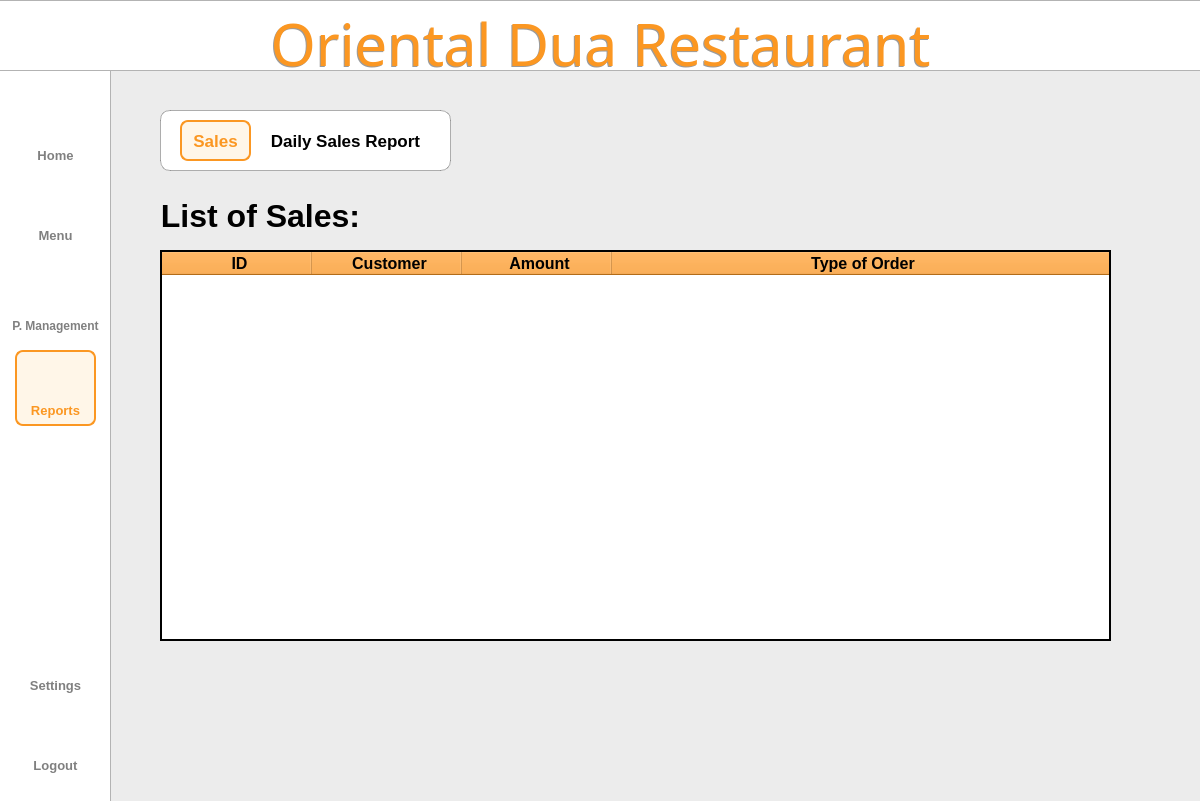
This is Project SE/ui/reportscreen.ui in Patatims/CCSFEN2_Project as Qt 5 draws it before an edit. The edited form follows.
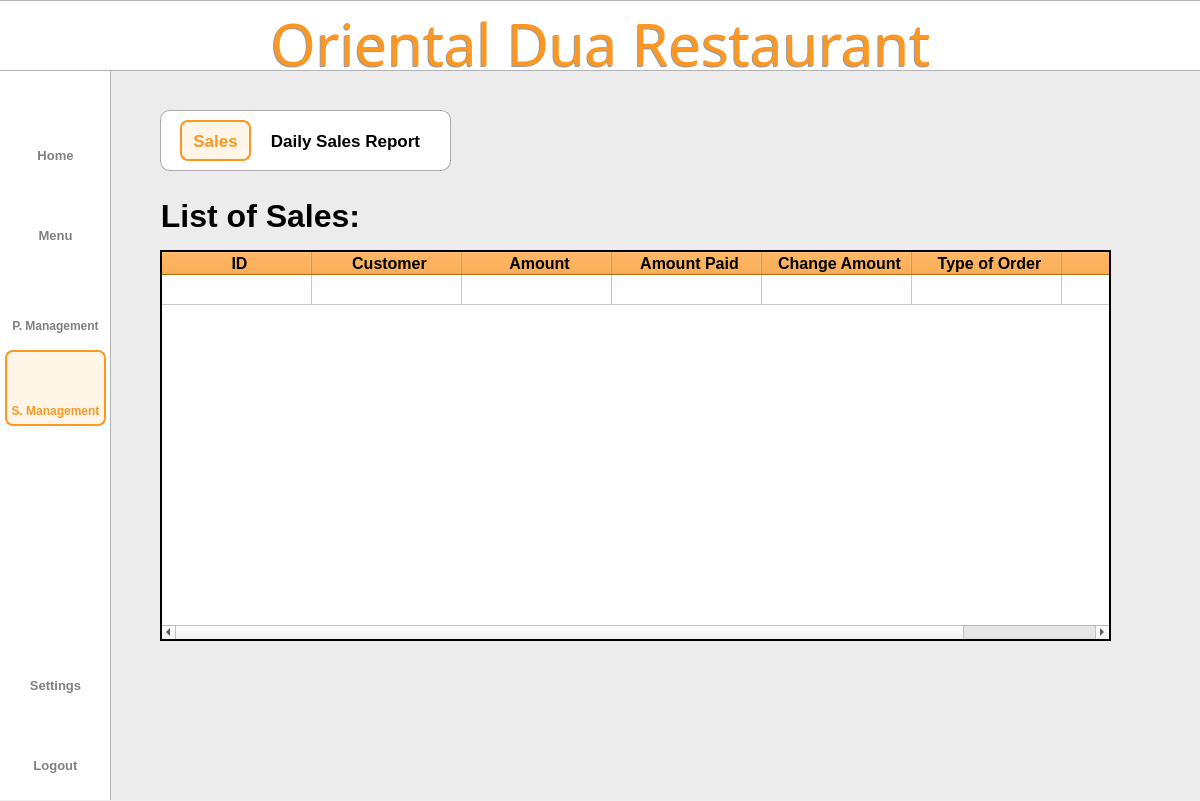
This is the edited form. Icons and pictures are not drawn.

```diff
--- a/Project SE/ui/reportscreen.ui
+++ b/Project SE/ui/reportscreen.ui
@@ -18,8 +18,8 @@
     <rect>
      <x>0</x>
      <y>0</y>
-     <width>1211</width>
-     <height>801</height>
+     <width>1200</width>
+     <height>800</height>
     </rect>
    </property>
    <property name="layoutDirection">
@@ -398,9 +398,9 @@
    <widget class="QPushButton" name="reportbtn">
     <property name="geometry">
      <rect>
-      <x>15</x>
+      <x>5</x>
       <y>395</y>
-      <width>81</width>
+      <width>101</width>
       <height>31</height>
      </rect>
     </property>
@@ -408,14 +408,14 @@
      <string notr="true">QPushButton{
     color: #FB9722;;
     font-family: 'Inter';
-    font-size: 13px;
+    font-size: 12px;
     font-weight: 500;
 	border:none;
 }
 </string>
     </property>
     <property name="text">
-     <string>Reports</string>
+     <string>S. Management</string>
     </property>
    </widget>
    <widget class="QPushButton" name="homebtn">
@@ -663,17 +663,22 @@
      <bool>true</bool>
     </attribute>
     <attribute name="horizontalHeaderMinimumSectionSize">
-     <number>100</number>
+     <number>50</number>
     </attribute>
     <attribute name="horizontalHeaderDefaultSectionSize">
      <number>150</number>
     </attribute>
     <attribute name="horizontalHeaderStretchLastSection">
-     <bool>true</bool>
+     <bool>false</bool>
     </attribute>
     <attribute name="verticalHeaderVisible">
      <bool>false</bool>
     </attribute>
+    <row>
+     <property name="text">
+      <string>New Row</string>
+     </property>
+    </row>
     <column>
      <property name="text">
       <string>ID</string>
@@ -689,18 +694,33 @@
       <string>Amount</string>
      </property>
     </column>
+    <column>
+     <property name="text">
+      <string>Amount Paid</string>
+     </property>
+    </column>
+    <column>
+     <property name="text">
+      <string>Change Amount</string>
+     </property>
+    </column>
     <column>
      <property name="text">
       <string>Type of Order</string>
      </property>
     </column>
+    <column>
+     <property name="text">
+      <string/>
+     </property>
+    </column>
    </widget>
    <widget class="QLabel" name="label_2">
     <property name="geometry">
      <rect>
-      <x>15</x>
+      <x>5</x>
       <y>350</y>
-      <width>81</width>
+      <width>101</width>
       <height>76</height>
      </rect>
     </property>
```
